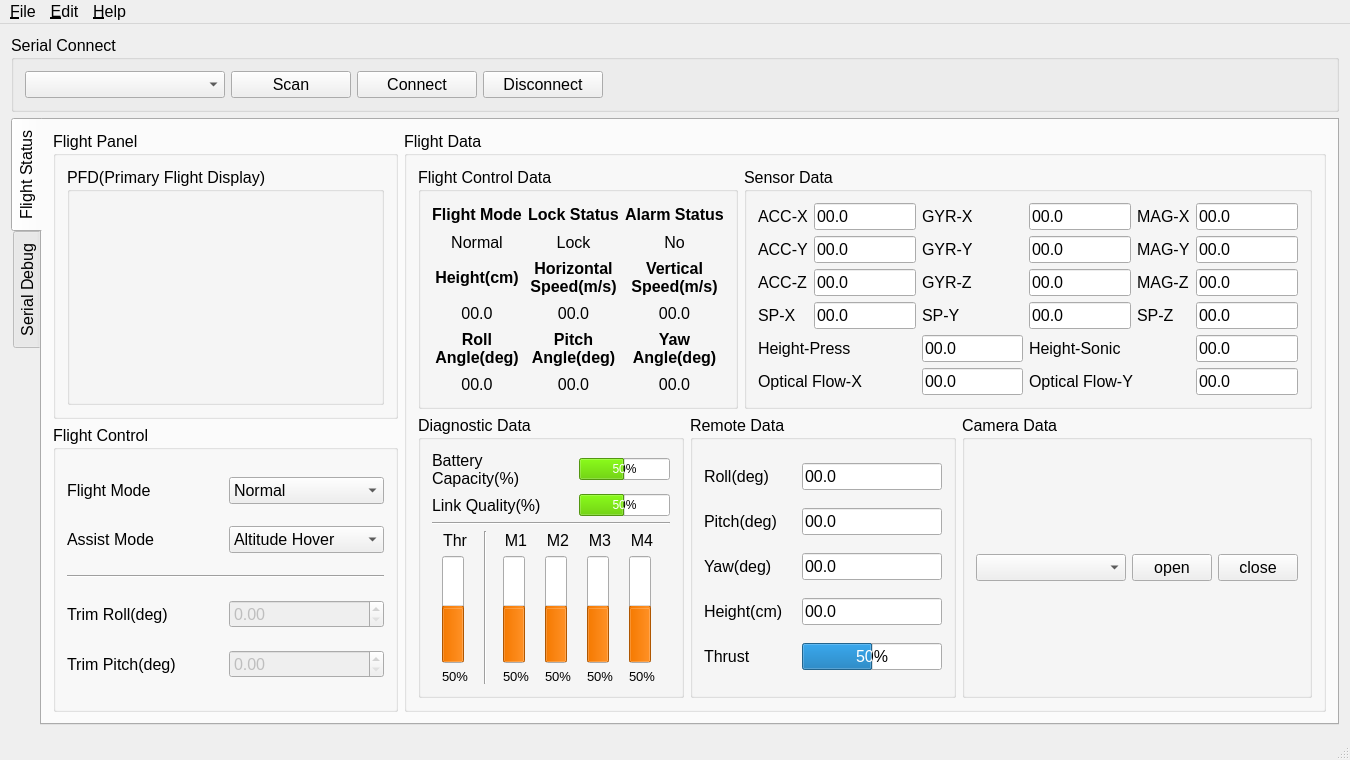
The window that form/flight_control_station.ui (microdynamics-robot-quadcopter/breeze_flight_control_station) describes before a commit, drawn with Qt 5.
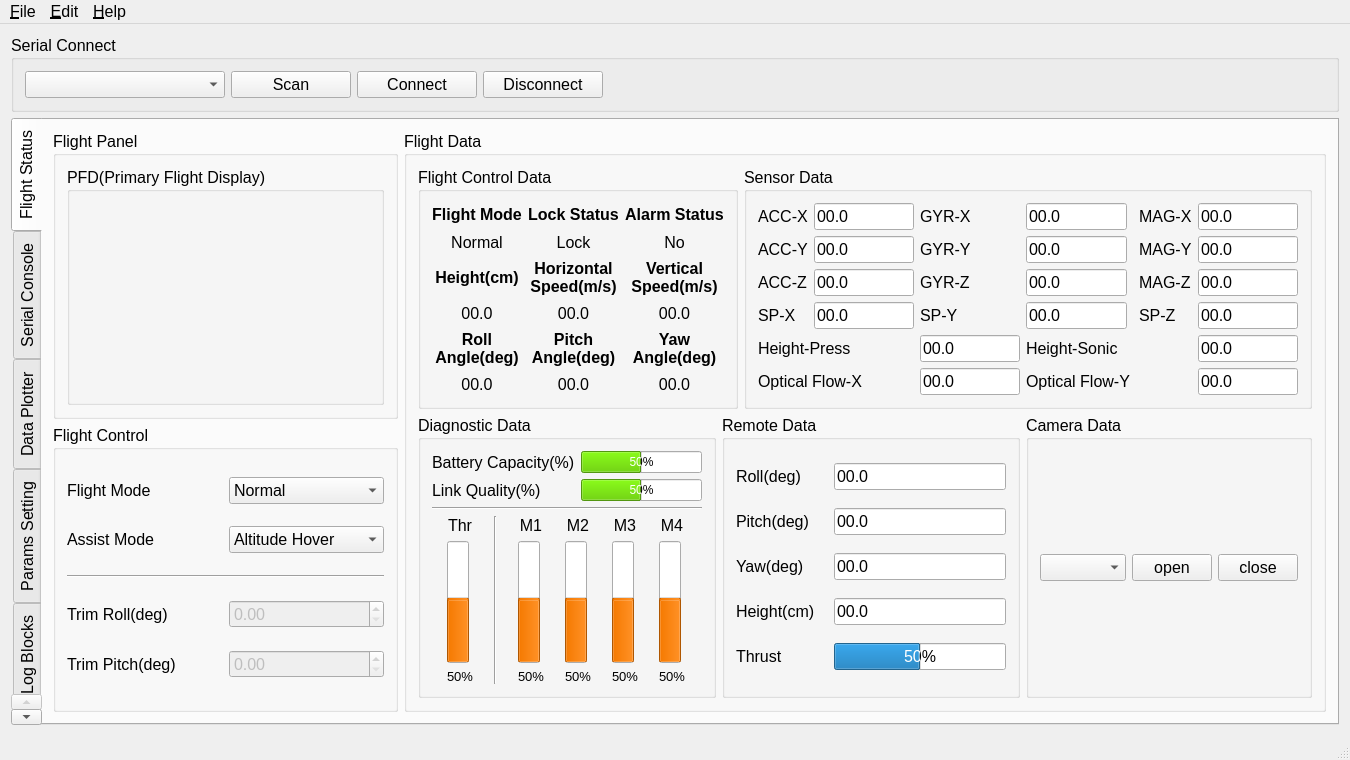
The same window after the commit. Custom widgets are drawn as their Qt base class.

What changed in the file:
```diff
--- a/form/flight_control_station.ui
+++ b/form/flight_control_station.ui
@@ -13,7 +13,7 @@
   <property name="minimumSize">
    <size>
     <width>1350</width>
-    <height>0</height>
+    <height>760</height>
    </size>
   </property>
   <property name="font">
@@ -466,15 +466,15 @@
                 <string>Sensor Data</string>
                </property>
                <layout class="QGridLayout" name="gridLayout_8">
-                <item row="0" column="4">
-                 <widget class="QLabel" name="label_mag_x">
+                <item row="0" column="2">
+                 <widget class="QLabel" name="label_gyr_x">
                   <property name="text">
-                   <string>MAG-X</string>
+                   <string>GYR-X</string>
                   </property>
                  </widget>
                 </item>
-                <item row="1" column="3">
-                 <widget class="QLineEdit" name="line_edit_gyr_y">
+                <item row="4" column="1">
+                 <widget class="QLineEdit" name="line_edit_speed_x">
                   <property name="text">
                    <string>00.0</string>
                   </property>
@@ -483,106 +483,38 @@
                   </property>
                  </widget>
                 </item>
-                <item row="2" column="4">
+                <item row="7" column="0" colspan="2">
+                 <widget class="QLabel" name="label_optical_flow_x">
+                  <property name="text">
+                   <string>Optical Flow-X</string>
+                  </property>
+                  <property name="wordWrap">
+                   <bool>true</bool>
+                  </property>
+                 </widget>
+                </item>
+                <item row="3" column="5">
                  <widget class="QLabel" name="label_mag_z">
                   <property name="text">
                    <string>MAG-Z</string>
                   </property>
                  </widget>
                 </item>
-                <item row="2" column="3">
-                 <widget class="QLineEdit" name="line_edit_gyr_z">
-                  <property name="text">
-                   <string>00.0</string>
-                  </property>
-                  <property name="readOnly">
-                   <bool>true</bool>
-                  </property>
-                 </widget>
-                </item>
-                <item row="3" column="0">
-                 <widget class="QLabel" name="label_speed_x">
-                  <property name="text">
-                   <string>SP-X</string>
-                  </property>
-                 </widget>
-                </item>
                 <item row="2" column="2">
-                 <widget class="QLabel" name="label_gyr_z">
-                  <property name="text">
-                   <string>GYR-Z</string>
-                  </property>
-                 </widget>
-                </item>
-                <item row="1" column="5">
-                 <widget class="QLineEdit" name="line_edit_mag_y">
-                  <property name="text">
-                   <string>00.0</string>
-                  </property>
-                  <property name="readOnly">
-                   <bool>true</bool>
-                  </property>
-                 </widget>
-                </item>
-                <item row="3" column="2">
-                 <widget class="QLabel" name="label_speed_y">
-                  <property name="text">
-                   <string>SP-Y</string>
-                  </property>
-                 </widget>
-                </item>
-                <item row="4" column="0" colspan="2">
-                 <widget class="QLabel" name="label_height_pressure">
-                  <property name="text">
-                   <string>Height-Press</string>
-                  </property>
-                  <property name="wordWrap">
-                   <bool>true</bool>
-                  </property>
-                 </widget>
-                </item>
-                <item row="1" column="4">
-                 <widget class="QLabel" name="label_mag_y">
-                  <property name="text">
-                   <string>MAG-Y</string>
-                  </property>
-                 </widget>
-                </item>
-                <item row="3" column="1">
-                 <widget class="QLineEdit" name="line_edit_speed_x">
-                  <property name="text">
-                   <string>00.0</string>
-                  </property>
-                  <property name="readOnly">
-                   <bool>true</bool>
-                  </property>
-                 </widget>
-                </item>
-                <item row="3" column="3">
-                 <widget class="QLineEdit" name="line_edit_speed_y">
-                  <property name="text">
-                   <string>00.0</string>
-                  </property>
-                  <property name="readOnly">
-                   <bool>true</bool>
-                  </property>
-                 </widget>
-                </item>
-                <item row="3" column="4">
-                 <widget class="QLabel" name="label_speed_z">
-                  <property name="text">
-                   <string>SP-Z</string>
-                  </property>
-                 </widget>
-                </item>
-                <item row="1" column="2">
                  <widget class="QLabel" name="label_gyr_y">
                   <property name="text">
                    <string>GYR-Y</string>
                   </property>
                  </widget>
                 </item>
-                <item row="4" column="2">
+                <item row="2" column="5">
+                 <widget class="QLabel" name="label_mag_y">
+                  <property name="text">
+                   <string>MAG-Y</string>
+                  </property>
+                 </widget>
+                </item>
+                <item row="6" column="2">
                  <widget class="QLineEdit" name="line_edit_height_pressure">
                   <property name="text">
                    <string>00.0</string>
@@ -592,6 +524,16 @@
                   </property>
                  </widget>
                 </item>
+                <item row="3" column="6">
+                 <widget class="QLineEdit" name="line_edit_mag_z">
+                  <property name="text">
+                   <string>00.0</string>
+                  </property>
+                  <property name="readOnly">
+                   <bool>true</bool>
+                  </property>
+                 </widget>
+                </item>
                 <item row="0" column="0">
                  <widget class="QLabel" name="label_acc_x">
                   <property name="text">
@@ -599,14 +541,24 @@
                   </property>
                  </widget>
                 </item>
-                <item row="2" column="0">
-                 <widget class="QLabel" name="label_acc_z">
+                <item row="4" column="0">
+                 <widget class="QLabel" name="label_speed_x">
                   <property name="text">
-                   <string>ACC-Z</string>
+                   <string>SP-X</string>
                   </property>
                  </widget>
                 </item>
-                <item row="4" column="5">
+                <item row="4" column="6">
+                 <widget class="QLineEdit" name="line_edit_speed_z">
+                  <property name="text">
+                   <string>00.0</string>
+                  </property>
+                  <property name="readOnly">
+                   <bool>true</bool>
+                  </property>
+                 </widget>
+                </item>
+                <item row="6" column="6">
                  <widget class="QLineEdit" name="line_edit_height_ultrasonic">
                   <property name="text">
                    <string>00.0</string>
@@ -616,8 +568,28 @@
                   </property>
                  </widget>
                 </item>
+                <item row="0" column="1">
+                 <widget class="QLineEdit" name="line_edit_acc_x">
+                  <property name="text">
+                   <string>00.0</string>
+                  </property>
+                  <property name="readOnly">
+                   <bool>true</bool>
+                  </property>
+                 </widget>
+                </item>
+                <item row="0" column="6">
+                 <widget class="QLineEdit" name="line_edit_mag_x">
+                  <property name="text">
+                   <string>00.0</string>
+                  </property>
+                  <property name="readOnly">
+                   <bool>true</bool>
+                  </property>
+                 </widget>
+                </item>
                 <item row="2" column="1">
-                 <widget class="QLineEdit" name="line_edit_acc_z">
+                 <widget class="QLineEdit" name="line_edit_acc_y">
                   <property name="text">
                    <string>00.0</string>
                   </property>
@@ -626,13 +598,98 @@
                   </property>
                  </widget>
                 </item>
-                <item row="1" column="0">
+                <item row="6" column="0" colspan="2">
+                 <widget class="QLabel" name="label_height_pressure">
+                  <property name="text">
+                   <string>Height-Press</string>
+                  </property>
+                  <property name="wordWrap">
+                   <bool>true</bool>
+                  </property>
+                 </widget>
+                </item>
+                <item row="0" column="5">
+                 <widget class="QLabel" name="label_mag_x">
+                  <property name="text">
+                   <string>MAG-X</string>
+                  </property>
+                 </widget>
+                </item>
+                <item row="2" column="0">
                  <widget class="QLabel" name="label_acc_y">
                   <property name="text">
                    <string>ACC-Y</string>
                   </property>
                  </widget>
                 </item>
+                <item row="2" column="6">
+                 <widget class="QLineEdit" name="line_edit_mag_y">
+                  <property name="text">
+                   <string>00.0</string>
+                  </property>
+                  <property name="readOnly">
+                   <bool>true</bool>
+                  </property>
+                 </widget>
+                </item>
+                <item row="4" column="5">
+                 <widget class="QLabel" name="label_speed_z">
+                  <property name="text">
+                   <string>SP-Z</string>
+                  </property>
+                 </widget>
+                </item>
+                <item row="3" column="2">
+                 <widget class="QLabel" name="label_gyr_z">
+                  <property name="text">
+                   <string>GYR-Z</string>
+                  </property>
+                 </widget>
+                </item>
+                <item row="3" column="1">
+                 <widget class="QLineEdit" name="line_edit_acc_z">
+                  <property name="text">
+                   <string>00.0</string>
+                  </property>
+                  <property name="readOnly">
+                   <bool>true</bool>
+                  </property>
+                 </widget>
+                </item>
+                <item row="3" column="0">
+                 <widget class="QLabel" name="label_acc_z">
+                  <property name="text">
+                   <string>ACC-Z</string>
+                  </property>
+                 </widget>
+                </item>
+                <item row="7" column="2">
+                 <widget class="QLineEdit" name="line_edit_optical_flow_x">
+                  <property name="text">
+                   <string>00.0</string>
+                  </property>
+                  <property name="readOnly">
+                   <bool>true</bool>
+                  </property>
+                 </widget>
+                </item>
+                <item row="7" column="6">
+                 <widget class="QLineEdit" name="line_edit_optical_flow_y">
+                  <property name="text">
+                   <string>00.0</string>
+                  </property>
+                  <property name="readOnly">
+                   <bool>true</bool>
+                  </property>
+                 </widget>
+                </item>
+                <item row="4" column="2">
+                 <widget class="QLabel" name="label_speed_y">
+                  <property name="text">
+                   <string>SP-Y</string>
+                  </property>
+                 </widget>
+                </item>
                 <item row="0" column="3">
                  <widget class="QLineEdit" name="line_edit_gyr_x">
                   <property name="text">
@@ -643,8 +700,8 @@
                   </property>
                  </widget>
                 </item>
-                <item row="2" column="5">
-                 <widget class="QLineEdit" name="line_edit_mag_z">
+                <item row="2" column="3">
+                 <widget class="QLineEdit" name="line_edit_gyr_y">
                   <property name="text">
                    <string>00.0</string>
                   </property>
@@ -653,8 +710,8 @@
                   </property>
                  </widget>
                 </item>
-                <item row="0" column="1">
-                 <widget class="QLineEdit" name="line_edit_acc_x">
+                <item row="3" column="3">
+                 <widget class="QLineEdit" name="line_edit_gyr_z">
                   <property name="text">
                    <string>00.0</string>
                   </property>
@@ -663,8 +720,8 @@
                   </property>
                  </widget>
                 </item>
-                <item row="0" column="5">
-                 <widget class="QLineEdit" name="line_edit_mag_x">
+                <item row="4" column="3">
+                 <widget class="QLineEdit" name="line_edit_speed_y">
                   <property name="text">
                    <string>00.0</string>
                   </property>
@@ -673,7 +730,7 @@
                   </property>
                  </widget>
                 </item>
-                <item row="4" column="3" colspan="2">
+                <item row="6" column="3" colspan="3">
                  <widget class="QLabel" name="label_height_ultrasonic">
                   <property name="text">
                    <string>Height-Sonic</string>
@@ -683,54 +740,7 @@
                   </property>
                  </widget>
                 </item>
-                <item row="0" column="2">
-                 <widget class="QLabel" name="label_gyr_x">
-                  <property name="text">
-                   <string>GYR-X</string>
-                  </property>
-                 </widget>
-                </item>
-                <item row="1" column="1">
-                 <widget class="QLineEdit" name="line_edit_acc_y">
-                  <property name="text">
-                   <string>00.0</string>
-                  </property>
-                  <property name="readOnly">
-                   <bool>true</bool>
-                  </property>
-                 </widget>
-                </item>
-                <item row="3" column="5">
-                 <widget class="QLineEdit" name="line_edit_speed_z">
-                  <property name="text">
-                   <string>00.0</string>
-                  </property>
-                  <property name="readOnly">
-                   <bool>true</bool>
-                  </property>
-                 </widget>
-                </item>
-                <item row="5" column="0" colspan="2">
-                 <widget class="QLabel" name="label_optical_flow_x">
-                  <property name="text">
-                   <string>Optical Flow-X</string>
-                  </property>
-                  <property name="wordWrap">
-                   <bool>true</bool>
-                  </property>
-                 </widget>
-                </item>
-                <item row="5" column="2">
-                 <widget class="QLineEdit" name="line_edit_optical_flow_x">
-                  <property name="text">
-                   <string>00.0</string>
-                  </property>
-                  <property name="readOnly">
-                   <bool>true</bool>
-                  </property>
-                 </widget>
-                </item>
-                <item row="5" column="3" colspan="2">
+                <item row="7" column="3" colspan="3">
                  <widget class="QLabel" name="label_optical_flow_y">
                   <property name="text">
                    <string>Optical Flow-Y</string>
@@ -740,16 +750,6 @@
                   </property>
                  </widget>
                 </item>
-                <item row="5" column="5">
-                 <widget class="QLineEdit" name="line_edit_optical_flow_y">
-                  <property name="text">
-                   <string>00.0</string>
-                  </property>
-                  <property name="readOnly">
-                   <bool>true</bool>
-                  </property>
-                 </widget>
-                </item>
                </layout>
               </widget>
              </item>
@@ -1163,14 +1163,7 @@
                  <layout class="QHBoxLayout" name="horizontal_layout_camera"/>
                 </item>
                 <item row="0" column="0">
-                 <widget class="QComboBox" name="combo_box_camera">
-                  <property name="minimumSize">
-                   <size>
-                    <width>150</width>
-                    <height>0</height>
-                   </size>
-                  </property>
-                 </widget>
+                 <widget class="QComboBox" name="combo_box_camera"/>
                 </item>
                </layout>
               </widget>
@@ -1178,11 +1171,6 @@
             </layout>
            </item>
           </layout>
-          <zorder>group_box_flight_control_data</zorder>
-          <zorder>group_box_sensor_data</zorder>
-          <zorder>group_box_diagnostic_data</zorder>
-          <zorder>group_box_camera_data</zorder>
-          <zorder>group_box_remote_date</zorder>
          </widget>
         </item>
         <item row="1" column="0">
@@ -1199,7 +1187,7 @@
             </widget>
            </item>
            <item row="3" column="2">
-            <widget class="QDoubleSpinBox" name="doubleSpinBox">
+            <widget class="QDoubleSpinBox" name="double_spin_box_trim_roll">
              <property name="enabled">
               <bool>false</bool>
              </property>
@@ -1241,7 +1229,7 @@
             </widget>
            </item>
            <item row="3" column="1">
-            <widget class="QLabel" name="label">
+            <widget class="QLabel" name="label_trim_roll">
              <property name="text">
               <string>Trim Roll(deg)</string>
              </property>
@@ -1255,14 +1243,14 @@
             </widget>
            </item>
            <item row="4" column="1">
-            <widget class="QLabel" name="label_2">
+            <widget class="QLabel" name="label_trim_pitch">
              <property name="text">
               <string>Trim Pitch(deg)</string>
              </property>
             </widget>
            </item>
            <item row="4" column="2">
-            <widget class="QDoubleSpinBox" name="doubleSpinBox_2">
+            <widget class="QDoubleSpinBox" name="double_spin_box_trim_pitch">
              <property name="enabled">
               <bool>false</bool>
              </property>
@@ -1273,9 +1261,29 @@
         </item>
        </layout>
       </widget>
-      <widget class="QWidget" name="tab_serial_debug">
+      <widget class="QWidget" name="tab_serial_console">
        <attribute name="title">
-        <string>Serial Debug</string>
+        <string>Serial Console</string>
+       </attribute>
+      </widget>
+      <widget class="QWidget" name="tab_data_plotter">
+       <attribute name="title">
+        <string>Data Plotter</string>
+       </attribute>
+      </widget>
+      <widget class="QWidget" name="tab_params_setting">
+       <attribute name="title">
+        <string>Params Setting</string>
+       </attribute>
+      </widget>
+      <widget class="QWidget" name="tab_log_blocks">
+       <attribute name="title">
+        <string>Log Blocks</string>
+       </attribute>
+      </widget>
+      <widget class="QWidget" name="tab">
+       <attribute name="title">
+        <string>Extension Modules</string>
        </attribute>
       </widget>
      </widget>
```
